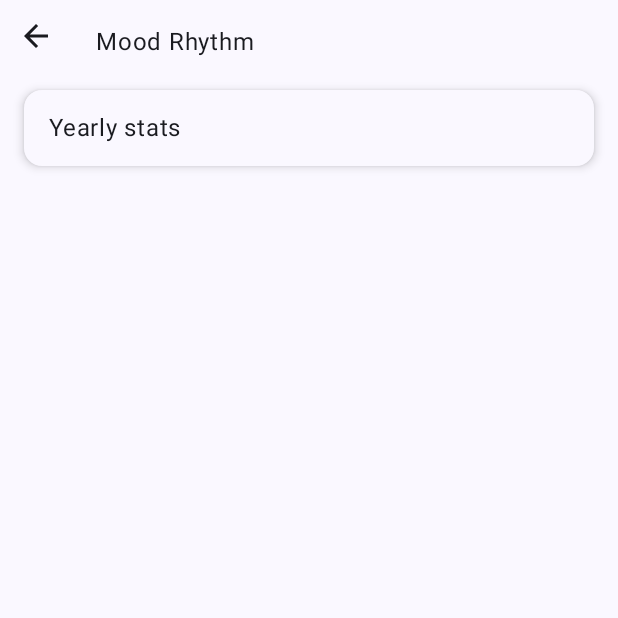
After one commit to pabloboo/MoodRhythm, an Android app built with Jetpack Compose: the StatsActivity screen opened directly, with no data from a screen before it, on a phone screen of 412 x 824 dp, the top half of it. The commit adds this screen. Run offline under Robolectric (Android 15) with nearby library versions, the phone set to English and light mode, and no system bars.

Commit message:
Yearly stats and stats screen

```diff
--- /dev/null
+++ b/app/src/main/java/com/moodrhythm/stats/StatsActivity.kt
@@ -0,0 +1,94 @@
+package com.moodrhythm.stats
+
+import android.app.Activity
+import android.content.Intent
+import android.os.Bundle
+import androidx.activity.ComponentActivity
+import androidx.activity.compose.setContent
+import androidx.activity.enableEdgeToEdge
+import androidx.compose.foundation.background
+import androidx.compose.foundation.layout.Column
+import androidx.compose.foundation.layout.fillMaxSize
+import androidx.compose.foundation.layout.fillMaxWidth
+import androidx.compose.foundation.layout.padding
+import androidx.compose.material3.Card
+import androidx.compose.material3.CardDefaults
+import androidx.compose.material3.MaterialTheme
+import androidx.compose.material3.Scaffold
+import androidx.compose.material3.Text
+import androidx.compose.runtime.Composable
+import androidx.compose.ui.Modifier
+import androidx.compose.ui.platform.LocalContext
+import androidx.compose.ui.text.style.TextAlign
+import androidx.compose.ui.tooling.preview.Preview
+import androidx.compose.ui.unit.dp
+import com.moodrhythm.R
+import com.moodrhythm.ResultsActivity
+import com.moodrhythm.ui.theme.MoodRhythmTheme
+import com.moodrhythm.utils.CustomAppBar
+
+class StatsActivity : ComponentActivity() {
+    override fun onCreate(savedInstanceState: Bundle?) {
+        super.onCreate(savedInstanceState)
+        enableEdgeToEdge()
+        setContent {
+            MoodRhythmTheme {
+                StatsScreen(this)
+            }
+        }
+    }
+}
+
+@Composable
+fun StatsScreen(activity: Activity) {
+    Scaffold(modifier = Modifier.fillMaxSize().background(MaterialTheme.colorScheme.background)) { innerPadding ->
+        Column (
+            modifier = Modifier.padding(innerPadding)
+        ) {
+            CustomAppBar(
+                onBackClick = {
+                    val intent = Intent(activity, ResultsActivity::class.java)
+                    activity.startActivity(intent)
+                }
+            )
+            StatsTitleCard(
+                modifier = Modifier,
+                title = R.string.yearly_stats,
+                onClick = { yearlyStatsClick(activity) }
+            )
+        }
+    }
+}
+
+@Composable
+fun StatsTitleCard(modifier: Modifier ,title: Int, onClick: () -> Unit) {
+    Card (
+        modifier = modifier.padding(vertical = 4.dp, horizontal = 16.dp).fillMaxWidth(),
+        elevation = CardDefaults.cardElevation(
+            defaultElevation = 4.dp
+        ),
+        colors = CardDefaults.cardColors(
+            containerColor = MaterialTheme.colorScheme.surface
+        ),
+        onClick = onClick) {
+        Text(
+            text = LocalContext.current.getString(title),
+            style = MaterialTheme.typography.bodyLarge,
+            modifier = Modifier.padding(16.dp),
+            textAlign = TextAlign.Center
+        )
+    }
+}
+
+fun yearlyStatsClick(activity: Activity) {
+    val intent = Intent(activity, YearlyStatsActivity::class.java)
+    activity.startActivity(intent)
+}
+
+@Preview(showBackground = true)
+@Composable
+fun GreetingPreview() {
+    MoodRhythmTheme {
+        StatsScreen(StatsActivity())
+    }
+}
--- a/app/src/main/java/com/moodrhythm/utils/AppBar.kt
+++ b/app/src/main/java/com/moodrhythm/utils/AppBar.kt
@@ -1,13 +1,13 @@
 package com.moodrhythm.utils
 
 import androidx.compose.foundation.background
-import androidx.compose.foundation.layout.Arrangement
 import androidx.compose.foundation.layout.Box
 import androidx.compose.foundation.layout.Row
 import androidx.compose.foundation.layout.fillMaxWidth
 import androidx.compose.foundation.layout.padding
 import androidx.compose.material3.Icon
 import androidx.compose.material3.IconButton
+import androidx.compose.material3.MaterialTheme
 import androidx.compose.material3.Text
 import androidx.compose.runtime.Composable
 import androidx.compose.ui.Modifier
@@ -24,12 +24,11 @@ fun CustomAppBar(
     onIconClick: (() -> Unit)? = null,
     onBackClick: (() -> Unit)? = null,
     backgroundColor: Color = Color.Transparent,
-    contentColor: Color = Color.Black
+    contentColor: Color = MaterialTheme.colorScheme.onBackground
 ) {
     Box(modifier = Modifier.fillMaxWidth().background(color = backgroundColor)) {
         Row(
-            modifier = Modifier.fillMaxWidth(),
-            horizontalArrangement = Arrangement.SpaceBetween
+            modifier = Modifier.fillMaxWidth()
         ) {
             onBackClick?.let {
                 IconButton(onClick = { onBackClick.invoke() }) {
@@ -40,7 +39,7 @@ fun CustomAppBar(
             Text(
                 text = LocalContext.current.getString(R.string.app_name),
                 color = contentColor,
-                modifier = Modifier.padding(16.dp)
+                modifier = Modifier.padding(16.dp).weight(1f)
             )
 
             icon?.let {
--- a/app/src/main/res/values/strings.xml
+++ b/app/src/main/res/values/strings.xml
@@ -12,4 +12,5 @@
     <string name="today">Today</string>
     <string name="check_your_mood_playlist">Listen to your mood playlist</string>
     <string name="last_week_mood_history">Your Last Week\'s Mood History</string>
+    <string name="yearly_stats">Yearly stats</string>
 </resources>
```
Also changed, not shown: app/src/main/AndroidManifest.xml (+12 -5 lines), app/src/main/java/com/moodrhythm/ResultsActivity.kt (+3 -4 lines), app/src/main/java/com/moodrhythm/stats/YearlyStatsActivity.kt (added, +150 -0 lines), app/src/main/java/com/moodrhythm/utils/StatsFunctions.kt (added, +32 -0 lines), 1 other file.
